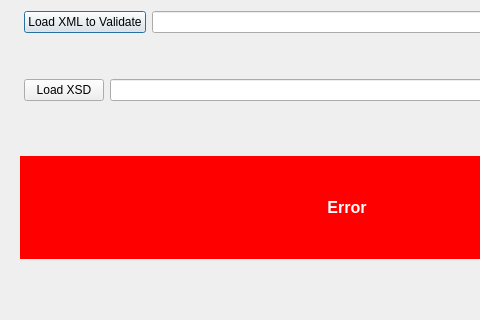
lbellonda/qxmledit, file src/modules/help/guidedvalidationdialog.ui: the form before one commit; both pictures show x 0 to 480 and y 0 to 320 of the 780 by 406 pixel window.
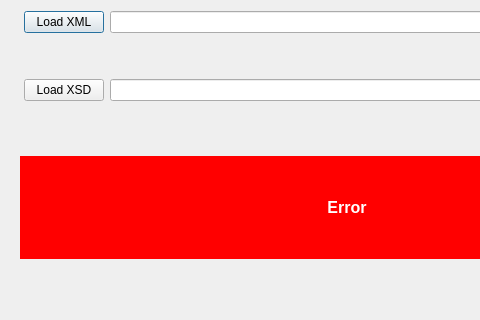
The form after the commit. Icons and pictures are not drawn.

The edit to the form file:
```diff
--- a/src/modules/help/guidedvalidationdialog.ui
+++ b/src/modules/help/guidedvalidationdialog.ui
@@ -43,9 +43,12 @@
        </item>
        <item>
         <widget class="QPushButton" name="cmdLoadXML">
-         <property name="text">
+         <property name="toolTip">
           <string>Load XML to Validate</string>
          </property>
+         <property name="text">
+          <string>Load XML</string>
+         </property>
         </widget>
        </item>
        <item>
```
Left out of the diff: 9 changed lines with no effect on the pictures.
